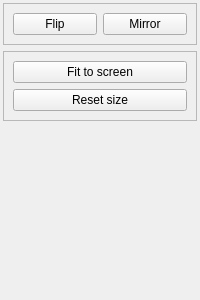
This is src/desktop/ui/selectsettings.ui in drawpile/Drawpile as Qt 5 draws it before an edit. The edited form follows.
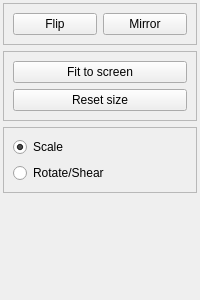
This is the edited form. Icons and pictures are not drawn.

Commit message:
Improve selection tool settings usability
The buttons now get disabled when there's no active, closed selection.
There's also now a set of radio buttons to toggle between scaling and
rotating/shearing, which makes it a whole lot more discoverable than
clicking on the selection and noticing the arrows change.

Patch:
```diff
--- a/src/desktop/ui/selectsettings.ui
+++ b/src/desktop/ui/selectsettings.ui
@@ -85,6 +85,35 @@
      </layout>
     </widget>
    </item>
+   <item>
+    <widget class="QFrame" name="transforms">
+     <property name="frameShape">
+      <enum>QFrame::StyledPanel</enum>
+     </property>
+     <property name="frameShadow">
+      <enum>QFrame::Sunken</enum>
+     </property>
+     <layout class="QVBoxLayout" name="verticalLayout_3">
+      <item>
+       <widget class="QRadioButton" name="scale">
+        <property name="text">
+         <string>Scale</string>
+        </property>
+        <property name="checked">
+         <bool>true</bool>
+        </property>
+       </widget>
+      </item>
+      <item>
+       <widget class="QRadioButton" name="rotateShear">
+        <property name="text">
+         <string>Rotate/Shear</string>
+        </property>
+       </widget>
+      </item>
+     </layout>
+    </widget>
+   </item>
    <item>
     <spacer name="verticalSpacer">
      <property name="orientation">
```
The commit also changes 2 other files.
